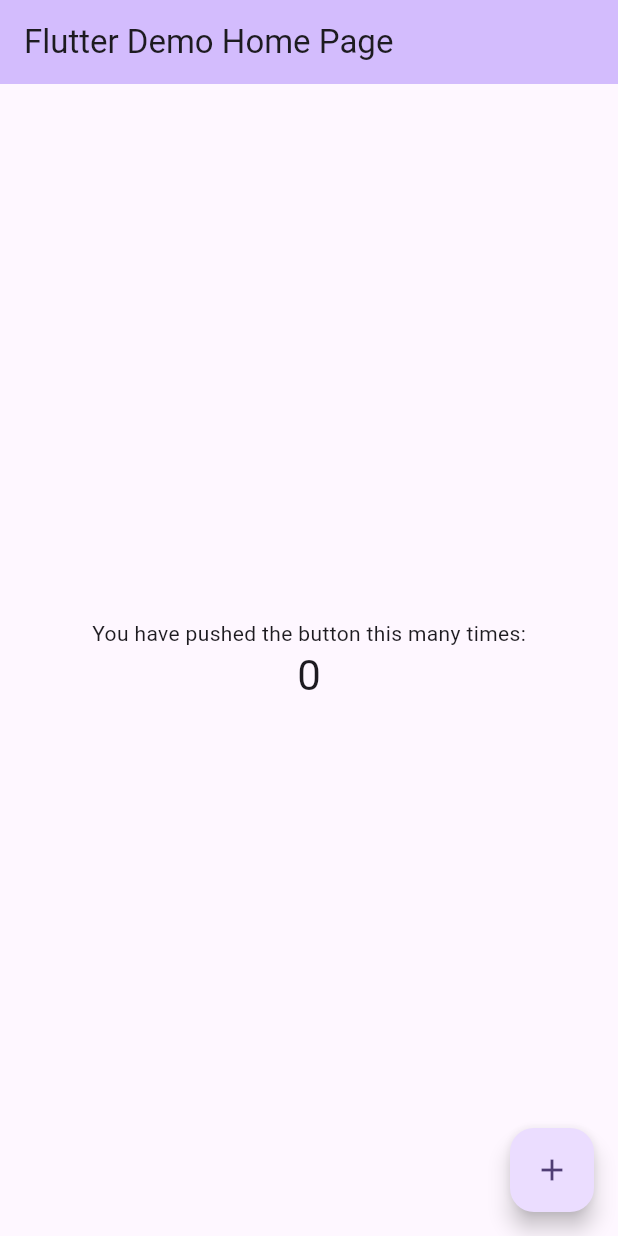
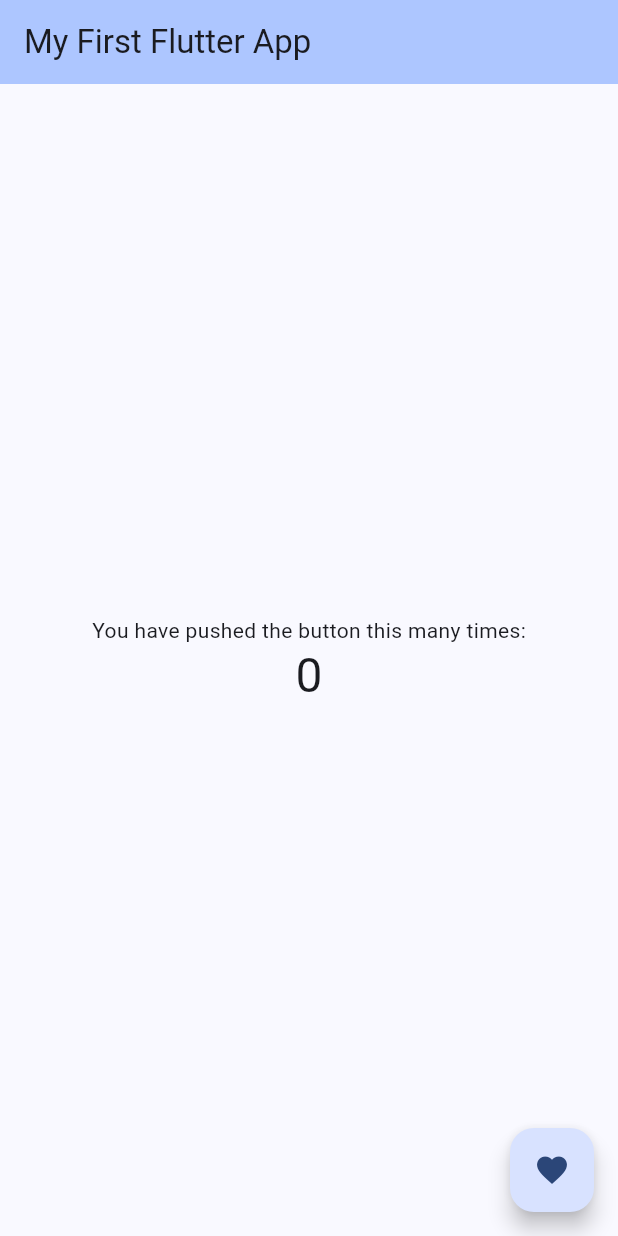
Before and after one commit to IGORAOLIV/meuappflutter, a Flutter app: the screen it shows after launch, on a phone screen of 412 x 824 dp. Run offline on Flutter 3.47's test engine with Material 3 defaults, Android fonts, the phone set to English and light mode, and no system bars.

Commit message:
First changes.

```diff
--- a/lib/main.dart
+++ b/lib/main.dart
@@ -11,7 +11,7 @@ class MyApp extends StatelessWidget {
   @override
   Widget build(BuildContext context) {
     return MaterialApp(
-      title: 'Flutter Demo',
+      title: 'M.F.F.A.',
       theme: ThemeData(
         // This is the theme of your application.
         //
@@ -28,10 +28,10 @@ class MyApp extends StatelessWidget {
         //
         // This works for code too, not just values: Most code changes can be
         // tested with just a hot reload.
-        colorScheme: ColorScheme.fromSeed(seedColor: Colors.deepPurple),
+        colorScheme: ColorScheme.fromSeed(seedColor: Colors.indigo.shade50),
         useMaterial3: true,
       ),
-      home: const MyHomePage(title: 'Flutter Demo Home Page'),
+      home: const MyHomePage(title: 'My First Flutter App'),
     );
   }
 }
@@ -110,7 +110,7 @@ class _MyHomePageState extends State<MyHomePage> {
             ),
             Text(
               '$_counter',
-              style: Theme.of(context).textTheme.headlineMedium,
+              style: Theme.of(context).textTheme.headlineLarge,
             ),
           ],
         ),
@@ -118,7 +118,7 @@ class _MyHomePageState extends State<MyHomePage> {
       floatingActionButton: FloatingActionButton(
         onPressed: _incrementCounter,
         tooltip: 'Increment',
-        child: const Icon(Icons.add),
+        child: const Icon(Icons.favorite),
       ), // This trailing comma makes auto-formatting nicer for build methods.
     );
   }
```
